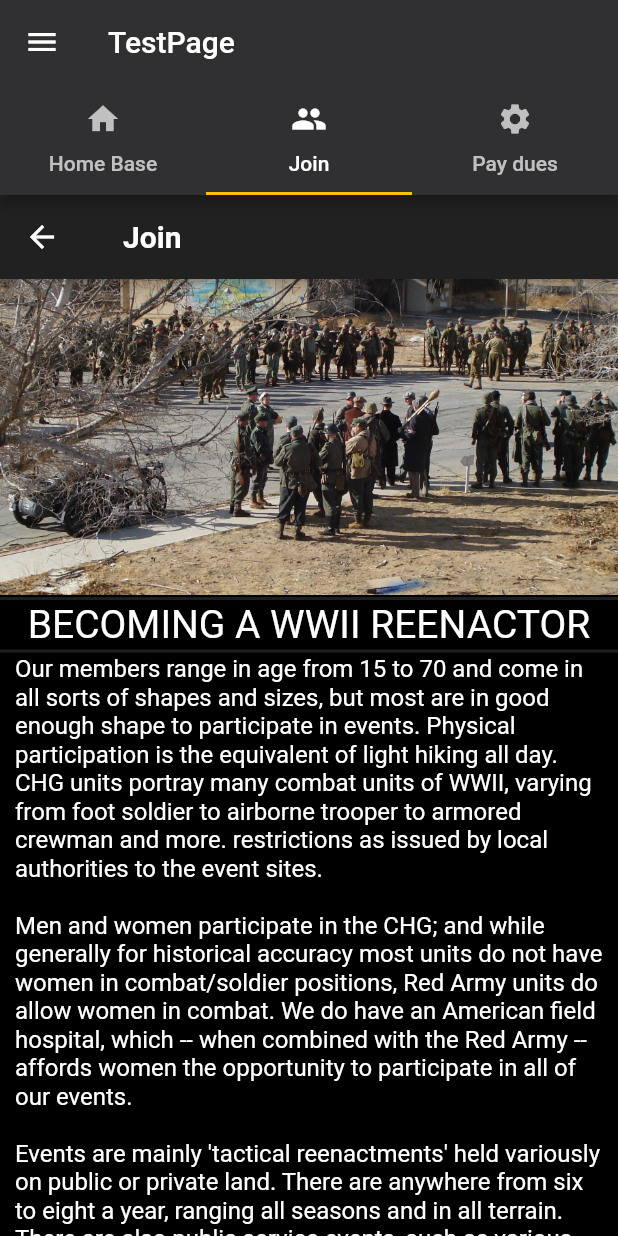
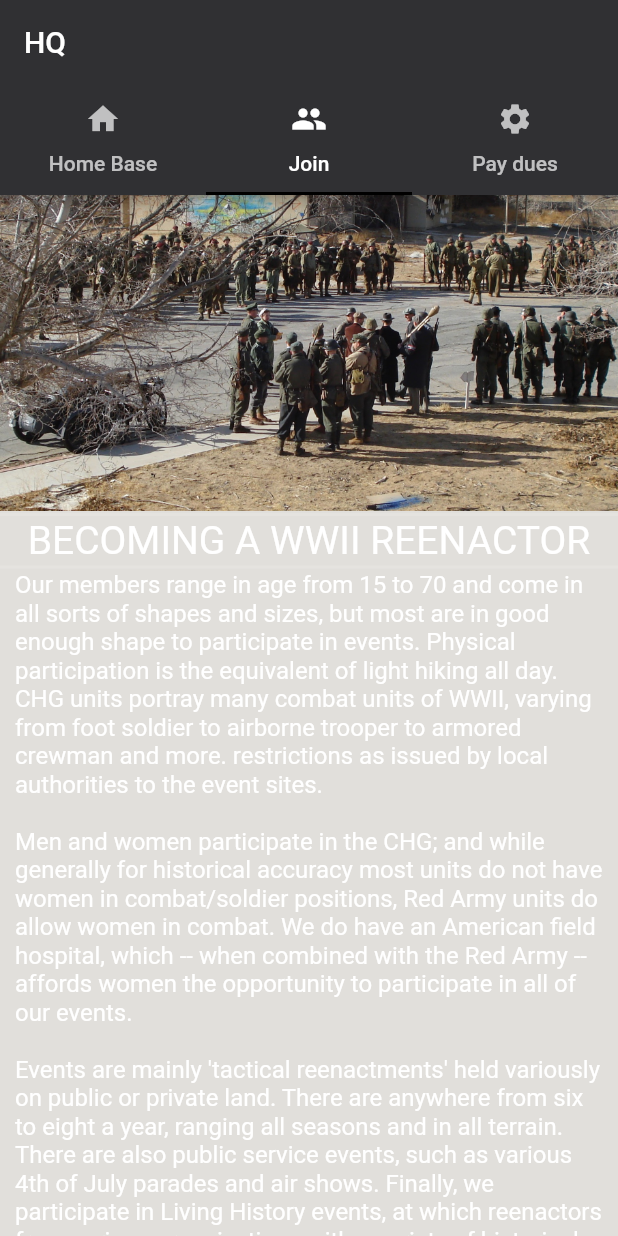
Before and after one commit to AllexisAlvarico/CHG_app, a Flutter app: the HeadquartersTab screen opened directly, tab 2 chosen, on a phone screen of 412 x 824 dp. Run offline on Flutter 3.47's test engine with Material 2 defaults, Android fonts, the phone set to English and light mode, and no system bars; our stand-ins replace animated_splash_screen; missing offline and left inert: advance_pdf_viewer; network calls fail; Roboto replaces fonts that are missing (Futura).

Commit message:
Have screens blocked but need to implement side drawer across screens next

```diff
--- a/lib/screens/headquarters.dart
+++ b/lib/screens/headquarters.dart
@@ -1,3 +1,4 @@
+import 'package:chg/utilities/sideDrawer.dart';
 import 'package:flutter/material.dart';
 import 'package:url_launcher/url_launcher.dart';
 
@@ -20,10 +21,7 @@ class _HeadquarterPageState extends State<HeadquarterPage> {
   Widget build(BuildContext context) {
     return Scaffold(
         backgroundColor: Color(0xffe1dfdb),
-        appBar: AppBar(
-          title: Text("Headquarters"),
-          backgroundColor: Color(0xff303033),
-        ),
+        drawer: SideDrawer(),
         body: SingleChildScrollView(
           child: Column(
             mainAxisAlignment: MainAxisAlignment.start,
--- a/lib/screens/join.dart
+++ b/lib/screens/join.dart
@@ -1,3 +1,4 @@
+import 'package:chg/utilities/sideDrawer.dart';
 import 'package:flutter/material.dart';
 import '../globals.dart';
 import 'package:url_launcher/url_launcher.dart';
@@ -47,19 +48,7 @@ class _JoinPageState extends State<JoinPage> {
   @override
   Widget build(BuildContext context) {
     return Scaffold(
-      appBar: AppBar(
-        automaticallyImplyLeading: true, // allows use of back button
-        leading: IconButton(
-            icon: Icon(Icons.arrow_back),
-            onPressed: () => Navigator.pop(context, false)),
-        title: createText(
-            "Join",
-            TextStyle(
-                color: Colors.white,
-                fontWeight: FontWeight.bold,
-                fontFamily: "Futura"),
-            TextAlign.left),
-      ),
+      drawer: SideDrawer(),
       body: ListView(
         children: [
           Image(image: AssetImage("assets/images/Join/JoinHeader.JPG")),
--- a/lib/tabs/HeadquartersTab.dart
+++ b/lib/tabs/HeadquartersTab.dart
@@ -24,7 +24,8 @@ class HeadquartersTab extends StatelessWidget {
       child: Scaffold(
         backgroundColor: Color(0xffe1dfdb),
         appBar: AppBar(
-          title: Text("TestPage"),
+          automaticallyImplyLeading: false,
+          title: Text("HQ"),
           backgroundColor: Color(0xFF303033),
           bottom: TabBar(
             tabs: [
@@ -43,7 +44,6 @@ class HeadquartersTab extends StatelessWidget {
             ],
           ),
         ),
-        drawer: SideDrawer(),
         body: TabBarView(
           children: [
             HeadquarterPage(),
```
Also changed, not shown: lib/main.dart (+8 -7 lines), lib/screens/HQParent.dart (renamed from lib/screens/test.dart), 212 other files.
